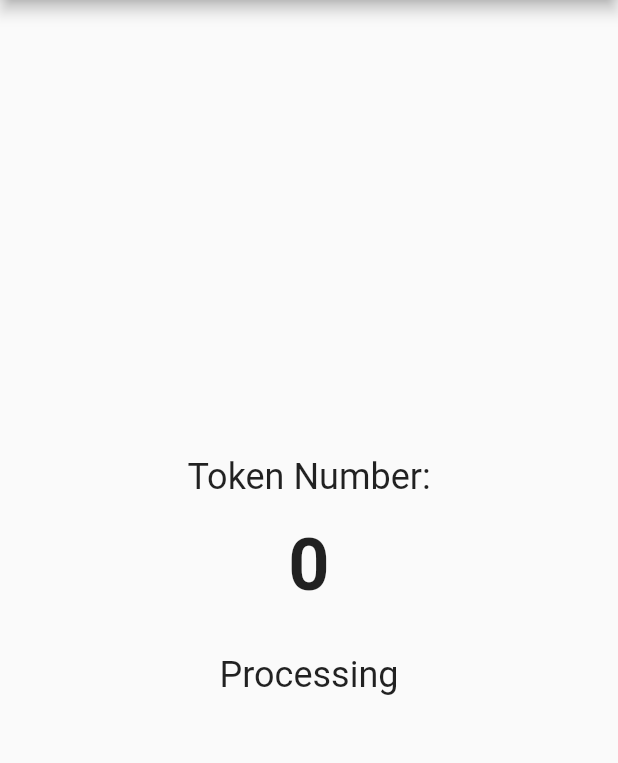
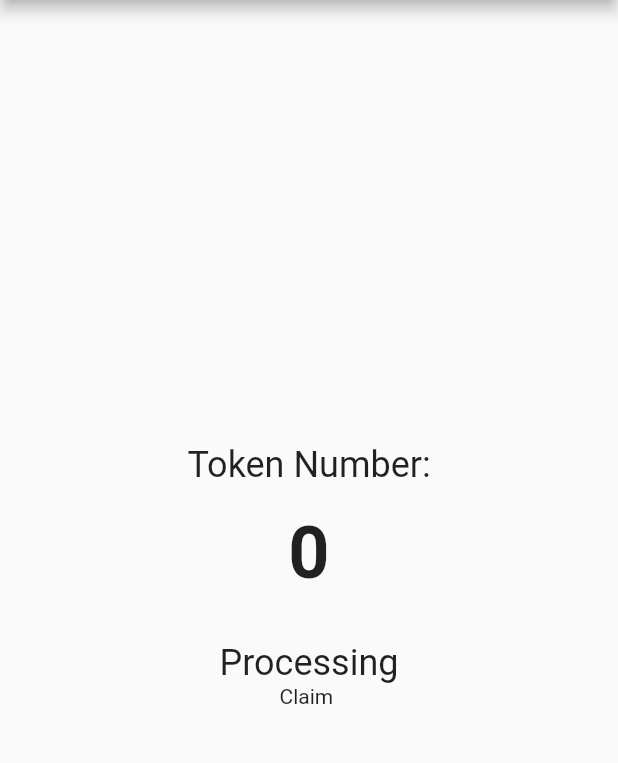
Before and after one commit to zakespy/foodApp, a Flutter app: the TokenPage screen opened by its route, on a phone screen of 412 x 824 dp, the part 84-847 px from its top. Run offline on Flutter 3.47's test engine with Material 2 defaults, Android fonts, the phone set to English and light mode, and no system bars; our stand-ins replace flutter_secure_storage; missing offline and left inert: razorpay_flutter; accounts and stored records are empty; network calls fail; key blocks and very long unbroken strings in the code were emptied for the run.

Commit message:
token page connected with websocket

```diff
--- a/client/lib/Data/category.dart
+++ b/client/lib/Data/category.dart
@@ -5,7 +5,7 @@ import 'package:http/http.dart';
 class FoodCategory {
   Future<Map> getCategory() async {
     try {
-      String path = 'http://localhost:8000/api/category/getAllCategory';
+      String path = 'http://10.0.2.2:8000/api/category/getAllCategory';
       Response response = await http.get(Uri.parse(path), headers: {
         'Content-type': 'application/json',
         'Accept': 'application/json',
--- a/client/lib/Data/food.dart
+++ b/client/lib/Data/food.dart
@@ -6,8 +6,8 @@ import '../storage.dart';
 class Food {
   Future<List> getMenu() async {
     try {
-      String path = 'http://localhost:8000/api/food/allFood';
-      // String path = 'http://localhost:8000/api/food/allFood';
+      String path = 'http://10.0.2.2:8000/api/food/allFood';
+      // String path = 'http://10.0.2.2:8000/api/food/allFood';
       Response response = await http.get(Uri.parse(path), headers: {
         'Content-type': 'application/json',
         'Accept': 'application/json',
--- a/client/lib/Pages/tokenPage.dart
+++ b/client/lib/Pages/tokenPage.dart
@@ -1,8 +1,12 @@
 import 'package:flutter/material.dart';
 import 'package:web_socket_channel/web_socket_channel.dart';
 
+bool _isProcessing = false;
+final channel = WebSocketChannel.connect(
+  Uri.parse('ws://10.0.2.2:5000'),
+);
 void clientSocket() {
-  // var webSocket = new WebSocket('ws://localhost:5000');
+  // var webSocket = new WebSocket('ws://10.0.2.2:5000');
   // webSocket.onMessage.listen((e) {
   //   print("Received Data");
   //   print(e.data);
@@ -11,29 +15,38 @@ void clientSocket() {
   // webSocket.send("Hiii I m client");
   print("Client");
   final channel = WebSocketChannel.connect(
-    Uri.parse('wss://localhost:5000'),
+    Uri.parse('ws://10.0.2.2:5000'),
   );
 
   channel.sink.add('Hello, WebSocket!');
 
   channel.stream.listen((message) {
     print('Received: $message');
+    if (message == "true") {
+      // setState(_isProcessing = true);
+      _isProcessing = true;
+      print("Message is true");
+    }
   });
 
   // channel.sink.close(); to close websocket
 }
 
 class TokenPage extends StatefulWidget {
-  const TokenPage({super.key, required this.tokenNumber});
+  TokenPage({super.key, required this.tokenNumber});
 
   final int tokenNumber;
+
+  final channel = WebSocketChannel.connect(
+    Uri.parse('ws://10.0.2.2:5000'),
+  );
 
   @override
   State<TokenPage> createState() => _TokenPageState();
 }
 
 class _TokenPageState extends State<TokenPage> {
-  final bool _isProcessing = true;
+  // final bool _isProcessing = true;
 
   void initState() {
     // super.initState();
@@ -46,7 +59,10 @@ class _TokenPageState extends State<TokenPage> {
       appBar: AppBar(
         title: Text('Food App'),
       ),
-      body: Center(
+      body: StreamBuilder(
+          stream: widget.channel.stream,
+          builder: (context, snapshot) {
+            return Center(
               child: Column(
                 mainAxisAlignment: MainAxisAlignment.center,
                 children: <Widget>[
@@ -60,17 +76,54 @@ class _TokenPageState extends State<TokenPage> {
                     style: TextStyle(fontSize: 48, fontWeight: FontWeight.bold),
                   ),
                   SizedBox(height: 32),
-            _isProcessing
-                ? Text(
-                    'Processing',
-                    style: TextStyle(fontSize: 24),
-                  )
-                : Text(
-                    'Prepared',
-                    style: TextStyle(fontSize: 24),
+                  Text(
+                    snapshot.hasData && snapshot.data == "true"?'Prepared':'Processing',
+                    style: TextStyle(fontSize: 24)
                   ),
+                  snapshot.hasData && snapshot.data == "true"?
+                  ElevatedButton(child: Text("Claim"),onPressed: ()=>{
+                    Navigator.pushNamed(context, '/')
+                  },):
+                  Text("Claim ")
+                  // _isProcessing
+                  //     ? Text(
+                  //         'Prepared',
+                  //         style: TextStyle(fontSize: 24),
+                  //       )
+                  //     : Text(
+                  //         'Processing',
+                  //         style: TextStyle(fontSize: 24),
+                  //       ),
                 ],
               ),
+            );
+          }
+          // child: Center(
+          //   child: Column(
+          //     mainAxisAlignment: MainAxisAlignment.center,
+          //     children: <Widget>[
+          //       Text(
+          //         'Token Number:',
+          //         style: TextStyle(fontSize: 24),
+          //       ),
+          //       SizedBox(height: 16),
+          //       Text(
+          //         '${widget.tokenNumber}',
+          //         style: TextStyle(fontSize: 48, fontWeight: FontWeight.bold),
+          //       ),
+          //       SizedBox(height: 32),
+          //       _isProcessing
+          //           ? Text(
+          //               'Prepared',
+          //               style: TextStyle(fontSize: 24),
+          //             )
+          //           : Text(
+          //               'Processing',
+          //               style: TextStyle(fontSize: 24),
+          //             ),
+          //     ],
+          //   ),
+          // ),
           ),
     );
   }
```
Also changed, not shown: client/lib/Data/customer.dart (+7 -7 lines), client/lib/Pages/cartPage.dart (+5 -5 lines), 1 other file. Lines whose indentation alone changed are shown as unchanged.
